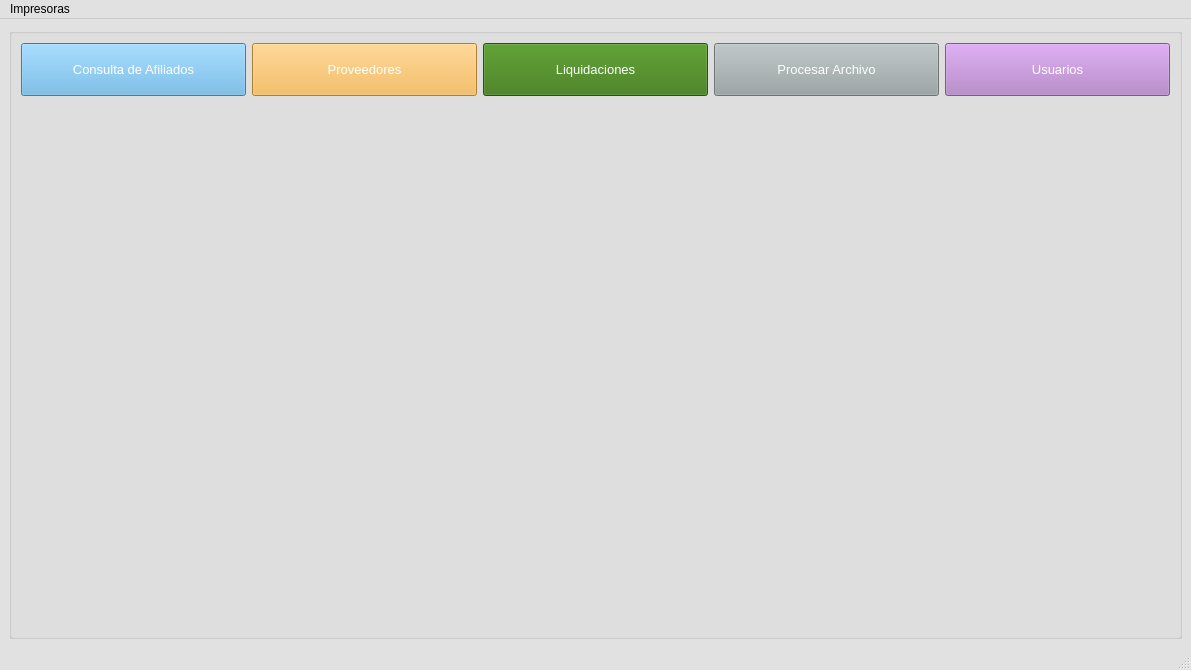
The window that gui/menuPrincipal.ui (shae-ra/sindicato) describes before a commit, drawn with Qt 5.
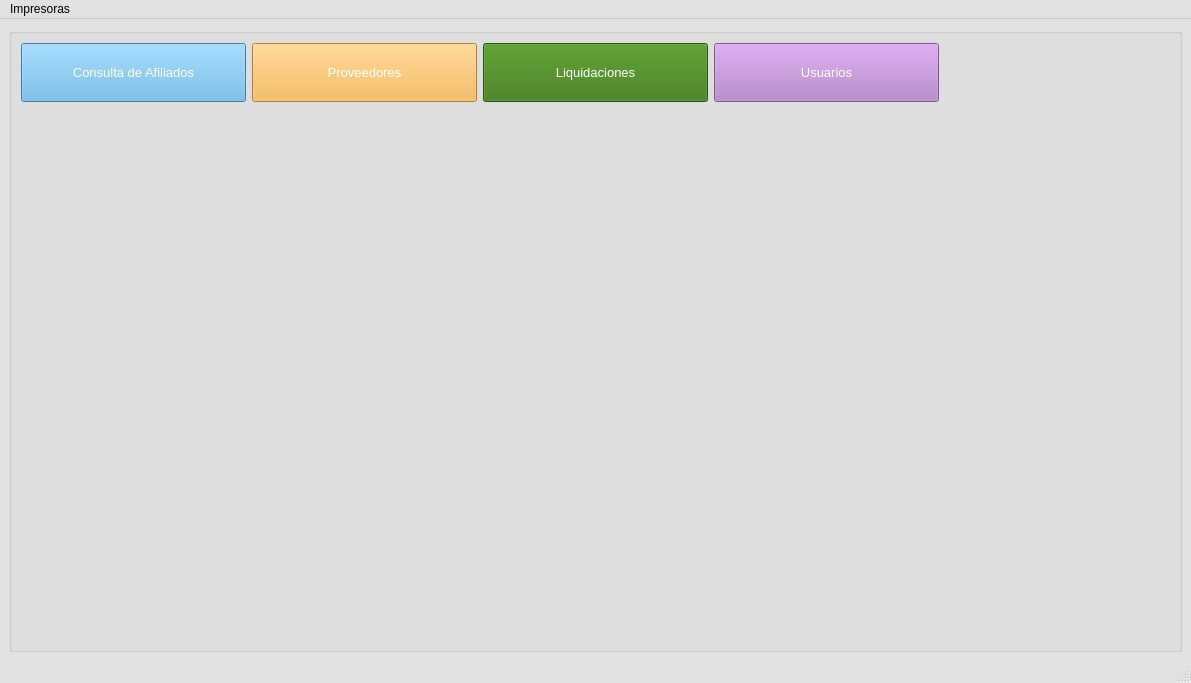
The same window after the commit. Icons and pictures are not drawn.

What changed in the file:
```diff
--- a/gui/menuPrincipal.ui
+++ b/gui/menuPrincipal.ui
@@ -7,7 +7,7 @@
     <x>0</x>
     <y>0</y>
     <width>1191</width>
-    <height>670</height>
+    <height>683</height>
    </rect>
   </property>
   <property name="palette">
@@ -444,8 +444,61 @@
         <property name="title">
          <string/>
         </property>
-        <layout class="QGridLayout" name="gridLayout" rowstretch="10,100">
+        <layout class="QGridLayout" name="gridLayout" rowstretch="10,90">
          <item row="0" column="4">
+          <spacer name="horizontalSpacer">
+           <property name="orientation">
+            <enum>Qt::Horizontal</enum>
+           </property>
+           <property name="sizeHint" stdset="0">
+            <size>
+             <width>40</width>
+             <height>20</height>
+            </size>
+           </property>
+          </spacer>
+         </item>
+         <item row="0" column="2">
+          <widget class="QPushButton" name="pushButton_liquidaciones">
+           <property name="sizePolicy">
+            <sizepolicy hsizetype="Expanding" vsizetype="Expanding">
+             <horstretch>0</horstretch>
+             <verstretch>0</verstretch>
+            </sizepolicy>
+           </property>
+           <property name="font">
+            <font>
+             <pointsize>10</pointsize>
+             <weight>50</weight>
+             <bold>false</bold>
+            </font>
+           </property>
+           <property name="styleSheet">
+            <string notr="true">#pushButton_liquidaciones{
+background-color:#37760D;
+color: #FFFFFF;
+}
+#pushButton_liquidaciones:hover{
+background-color:#5DB224;
+color: #000000;
+}</string>
+           </property>
+           <property name="text">
+            <string>Liquidaciones</string>
+           </property>
+           <property name="icon">
+            <iconset>
+             <normaloff>iconos/bp.png</normaloff>iconos/bp.png</iconset>
+           </property>
+           <property name="iconSize">
+            <size>
+             <width>30</width>
+             <height>30</height>
+            </size>
+           </property>
+          </widget>
+         </item>
+         <item row="0" column="3">
           <widget class="QPushButton" name="pushButton_usuarios">
            <property name="sizePolicy">
             <sizepolicy hsizetype="Expanding" vsizetype="Expanding">
@@ -526,46 +579,6 @@
            </property>
           </widget>
          </item>
-         <item row="0" column="2">
-          <widget class="QPushButton" name="pushButton_liquidaciones">
-           <property name="sizePolicy">
-            <sizepolicy hsizetype="Expanding" vsizetype="Expanding">
-             <horstretch>0</horstretch>
-             <verstretch>0</verstretch>
-            </sizepolicy>
-           </property>
-           <property name="font">
-            <font>
-             <pointsize>10</pointsize>
-             <weight>50</weight>
-             <bold>false</bold>
-            </font>
-           </property>
-           <property name="styleSheet">
-            <string notr="true">#pushButton_liquidaciones{
-background-color:#37760D;
-color: #FFFFFF;
-}
-#pushButton_liquidaciones:hover{
-background-color:#5DB224;
-color: #000000;
-}</string>
-           </property>
-           <property name="text">
-            <string>Liquidaciones</string>
-           </property>
-           <property name="icon">
-            <iconset>
-             <normaloff>iconos/bp.png</normaloff>iconos/bp.png</iconset>
-           </property>
-           <property name="iconSize">
-            <size>
-             <width>30</width>
-             <height>30</height>
-            </size>
-           </property>
-          </widget>
-         </item>
          <item row="1" column="0" colspan="5">
           <widget class="QStackedWidget" name="stackedWidget">
            <property name="font">
@@ -619,46 +632,6 @@
            </property>
           </widget>
          </item>
-         <item row="0" column="3">
-          <widget class="QPushButton" name="pushButton_procesador">
-           <property name="sizePolicy">
-            <sizepolicy hsizetype="Expanding" vsizetype="Expanding">
-             <horstretch>0</horstretch>
-             <verstretch>0</verstretch>
-            </sizepolicy>
-           </property>
-           <property name="font">
-            <font>
-             <pointsize>10</pointsize>
-             <weight>50</weight>
-             <bold>false</bold>
-            </font>
-           </property>
-           <property name="styleSheet">
-            <string notr="true">#pushButton_procesador{
-background-color:#99A3A4;
-color: #FFFFFF;
-}
-
-#pushButton_procesador:hover{
-background-color:#D5DBDB ;
-}</string>
-           </property>
-           <property name="text">
-            <string>Procesar Archivo</string>
-           </property>
-           <property name="icon">
-            <iconset>
-             <normaloff>iconos/computer.ico</normaloff>iconos/computer.ico</iconset>
-           </property>
-           <property name="iconSize">
-            <size>
-             <width>30</width>
-             <height>30</height>
-            </size>
-           </property>
-          </widget>
-         </item>
         </layout>
        </widget>
       </item>
```
